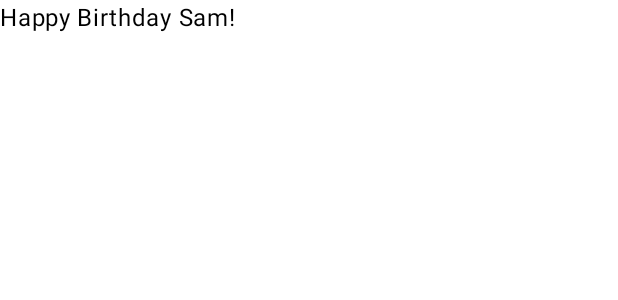
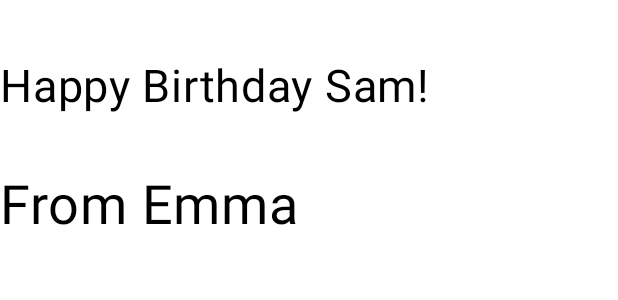
Before and after one commit to Chr-Jan/Android_Starting_Guide_Happy_Birthday, an Android app built with Jetpack Compose: the @Preview function BirthdayCardPreview, on a phone screen of 412 x 824 dp. Shown: the top 300 px of the screen. Run offline under Robolectric (Android 15) with nearby library versions, the phone set to English and light mode, and no system bars.

Commit message:
column added

```diff
--- a/app/src/main/java/com/example/happybirthday/MainActivity.kt
+++ b/app/src/main/java/com/example/happybirthday/MainActivity.kt
@@ -3,6 +3,8 @@ package com.example.happybirthday
 import android.os.Bundle
 import androidx.activity.ComponentActivity
 import androidx.activity.compose.setContent
+import androidx.compose.foundation.layout.Column
+import androidx.compose.foundation.layout.Row
 import androidx.compose.foundation.layout.fillMaxSize
 import androidx.compose.material3.MaterialTheme
 import androidx.compose.material3.Surface
@@ -10,6 +12,7 @@ import androidx.compose.material3.Text
 import androidx.compose.runtime.Composable
 import androidx.compose.ui.Modifier
 import androidx.compose.ui.tooling.preview.Preview
+import androidx.compose.ui.unit.sp
 import com.example.happybirthday.ui.theme.HappyBirthdayTheme
 
 class MainActivity : ComponentActivity() {
@@ -27,14 +30,25 @@ class MainActivity : ComponentActivity() {
 }
 
 @Composable
-fun GreetingText(message: String, modifier: Modifier = Modifier) {
-    Text(text = message)
+fun GreetingText(message: String, from: String, modifier: Modifier = Modifier) {
+    Column {
+        Text(
+            text = message,
+            fontSize = 30.sp,
+            lineHeight = 116.sp,
+        )
+        Text(
+            text = from,
+            fontSize = 36.sp
+        )
+    }
 }
+
 
 @Preview(showBackground = true)
 @Composable
 fun BirthdayCardPreview() {
     HappyBirthdayTheme {
-        GreetingText(message = "Happy Birthday Sam!")
+        GreetingText(message = "Happy Birthday Sam!", from = "From Emma")
     }
 }
```
